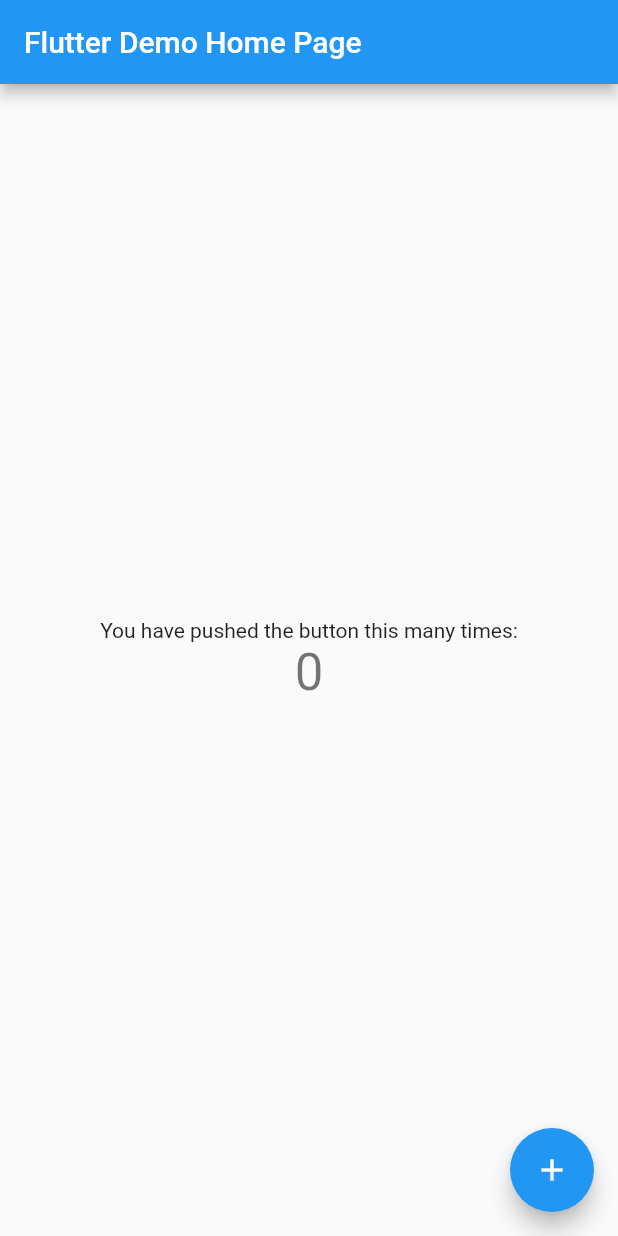
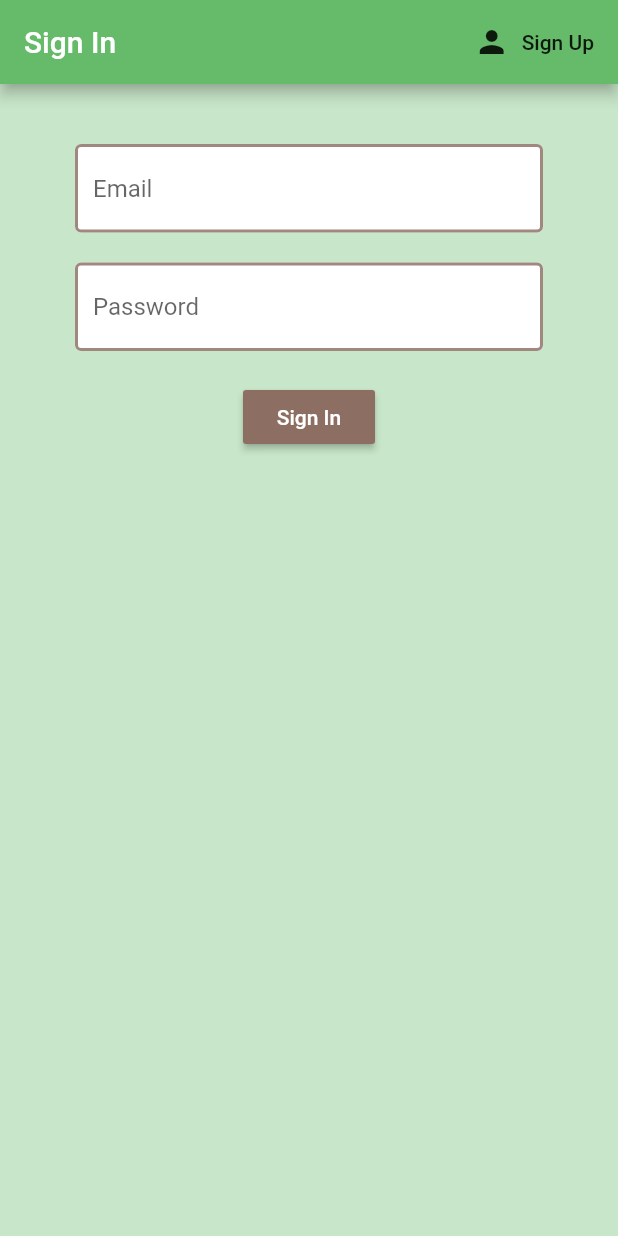
Before and after one commit to pparth27743/Smart-Farming-App, a Flutter app: the screen it shows after launch, on a phone screen of 412 x 824 dp. Run offline on Flutter 3.47's test engine with Material 2 defaults, Android fonts, the phone set to English and light mode, and no system bars; our stand-ins replace firebase_auth, flutter_spinkit; accounts and stored records are empty.

Commit message:
Authentication works properly

```diff
--- a/sfs/lib/main.dart
+++ b/sfs/lib/main.dart
@@ -1,111 +1,18 @@
 import 'package:flutter/material.dart';
+import 'package:provider/provider.dart';
+import 'package:sfs/models/user.dart';
+import 'package:sfs/screens/wrapper.dart';
+import 'package:sfs/services/authService.dart';
 
 void main() => runApp(MyApp());
 
 class MyApp extends StatelessWidget {
-  // This widget is the root of your application.
   @override
   Widget build(BuildContext context) {
     return MaterialApp(
-      title: 'Flutter Demo',
-      theme: ThemeData(
-        // This is the theme of your application.
-        //
-        // Try running your application with "flutter run". You'll see the
-        // application has a blue toolbar. Then, without quitting the app, try
-        // changing the primarySwatch below to Colors.green and then invoke
-        // "hot reload" (press "r" in the console where you ran "flutter run",
-        // or simply save your changes to "hot reload" in a Flutter IDE).
-        // Notice that the counter didn't reset back to zero; the application
-        // is not restarted.
-        primarySwatch: Colors.blue,
-      ),
-      home: MyHomePage(title: 'Flutter Demo Home Page'),
+      debugShowCheckedModeBanner: false,
+      home: StreamProvider<User>.value(
+          value: AuthService().user, child: Wrapper()),
     );
   }
 }
-
-class MyHomePage extends StatefulWidget {
-  MyHomePage({Key key, this.title}) : super(key: key);
-
-  // This widget is the home page of your application. It is stateful, meaning
-  // that it has a State object (defined below) that contains fields that affect
-  // how it looks.
-
-  // This class is the configuration for the state. It holds the values (in this
-  // case the title) provided by the parent (in this case the App widget) and
-  // used by the build method of the State. Fields in a Widget subclass are
-  // always marked "final".
-
-  final String title;
-
-  @override
-  _MyHomePageState createState() => _MyHomePageState();
-}
-
-class _MyHomePageState extends State<MyHomePage> {
-  int _counter = 0;
-
-  void _incrementCounter() {
-    setState(() {
-      // This call to setState tells the Flutter framework that something has
-      // changed in this State, which causes it to rerun the build method below
-      // so that the display can reflect the updated values. If we changed
-      // _counter without calling setState(), then the build method would not be
-      // called again, and so nothing would appear to happen.
-      _counter++;
-    });
-  }
-
-  @override
-  Widget build(BuildContext context) {
-    // This method is rerun every time setState is called, for instance as done
-    // by the _incrementCounter method above.
-    //
-    // The Flutter framework has been optimized to make rerunning build methods
-    // fast, so that you can just rebuild anything that needs updating rather
-    // than having to individually change instances of widgets.
-    return Scaffold(
-      appBar: AppBar(
-        // Here we take the value from the MyHomePage object that was created by
-        // the App.build method, and use it to set our appbar title.
-        title: Text(widget.title),
-      ),
-      body: Center(
-        // Center is a layout widget. It takes a single child and positions it
-        // in the middle of the parent.
-        child: Column(
-          // Column is also a layout widget. It takes a list of children and
-          // arranges them vertically. By default, it sizes itself to fit its
-          // children horizontally, and tries to be as tall as its parent.
-          //
-          // Invoke "debug painting" (press "p" in the console, choose the
-          // "Toggle Debug Paint" action from the Flutter Inspector in Android
-          // Studio, or the "Toggle Debug Paint" command in Visual Studio Code)
-          // to see the wireframe for each widget.
-          //
-          // Column has various properties to control how it sizes itself and
-          // how it positions its children. Here we use mainAxisAlignment to
-          // center the children vertically; the main axis here is the vertical
-          // axis because Columns are vertical (the cross axis would be
-          // horizontal).
-          mainAxisAlignment: MainAxisAlignment.center,
-          children: <Widget>[
-            Text(
-              'You have pushed the button this many times:',
-            ),
-            Text(
-              '$_counter',
-              style: Theme.of(context).textTheme.display1,
-            ),
-          ],
-        ),
-      ),
-      floatingActionButton: FloatingActionButton(
-        onPressed: _incrementCounter,
-        tooltip: 'Increment',
-        child: Icon(Icons.add),
-      ), // This trailing comma makes auto-formatting nicer for build methods.
-    );
-  }
-}
--- /dev/null
+++ b/sfs/lib/models/user.dart
@@ -0,0 +1,11 @@
+class User {
+  final String uid;
+
+  User({this.uid});
+}
+
+class UserData {
+  final String uid;
+
+  UserData({this.uid});
+}
--- /dev/null
+++ b/sfs/lib/screens/authentication/authenticate.dart
@@ -0,0 +1,25 @@
+import 'package:flutter/material.dart';
+import 'package:sfs/screens/authentication/register.dart';
+import 'package:sfs/screens/authentication/signIn.dart';
+
+class Authenticate extends StatefulWidget {
+  @override
+  _AuthenticateState createState() => _AuthenticateState();
+}
+
+class _AuthenticateState extends State<Authenticate> {
+  bool showSignIn = true;
+
+  void toggleView() {
+    setState(() => showSignIn = !showSignIn);
+  }
+
+  @override
+  Widget build(BuildContext context) {
+    if (showSignIn) {
+      return SignIn(toggleView: toggleView);
+    } else {
+      return Register(toggleView: toggleView);
+    }
+  }
+}
--- /dev/null
+++ b/sfs/lib/screens/authentication/signIn.dart
@@ -0,0 +1,104 @@
+import 'package:flutter/material.dart';
+import 'package:sfs/services/authService.dart';
+import 'package:sfs/shared/constant.dart';
+import 'package:sfs/shared/loading.dart';
+
+class SignIn extends StatefulWidget {
+  final Function toggleView;
+
+  SignIn({this.toggleView});
+
+  @override
+  _SignInState createState() => _SignInState();
+}
+
+class _SignInState extends State<SignIn> {
+
+  final AuthService _auth = AuthService();
+  final _formKey = GlobalKey<FormState>();
+  bool loading = false;
+
+  // text field state
+  String email = '';
+  String password = '';
+  String error = '';
+
+  @override
+  Widget build(BuildContext context) {
+    return loading ? Loading() : Scaffold(
+      backgroundColor: Colors.green[100],
+      appBar: AppBar(
+        backgroundColor: Colors.green[400],
+        //  elevation: 0.0,
+        title: Text("Sign In"),
+        actions: <Widget>[
+          FlatButton.icon(
+              icon: Icon(Icons.person),
+              label: Text('Sign Up'),
+              onPressed: () {
+                widget.toggleView();
+              }),
+        ],
+      ),
+      body: Container(
+          padding: EdgeInsets.symmetric(
+            vertical: 20,
+            horizontal: 50,
+          ),
+          child: Form(
+            key: _formKey,
+            child: Column(
+              children: <Widget>[
+                SizedBox(height: 20.0),
+                TextFormField(
+                  decoration: textInputDecoration.copyWith(hintText: 'Email'),
+                  validator: (val) => val.isEmpty ? 'Enter an email' : null,
+                  onChanged: (val) {
+                    setState(() => email = val);
+                  },
+                ),
+                SizedBox(height: 20.0),
+                TextFormField(
+                  decoration:
+                      textInputDecoration.copyWith(hintText: 'Password'),
+                  validator: (val) => val.length < 6
+                      ? 'Enter a passeaord atleast 6 character long'
+                      : null,
+                  obscureText: true,
+                  onChanged: (val) {
+                    setState(() => password = val);
+                  },
+                ),
+                SizedBox(height: 20.0),
+                RaisedButton(
+                  color: Colors.brown[400],
+                  child: Text(
+                    'Sign In',
+                    style: TextStyle(color: Colors.white),
+                  ),
+                  onPressed: () async {
+                    if (_formKey.currentState.validate()) {
+                      setState(() {
+                        loading = true;
+                      });
+                      dynamic result = await _auth.signInWithEmailAndPassword(email, password);
+                      if (result == null) {
+                        setState(() {
+                          error = 'Wrong Email or Password';
+                          loading = false;
+                        });
+                      }
+                    }
+                  },
+                ),
+                SizedBox(height: 12),
+                Text(
+                  error,
+                  style: TextStyle(color: Colors.red, fontSize: 14.0),
+                )
+              ],
+            ),
+          )),
+    );
+  }
+}
--- /dev/null
+++ b/sfs/lib/screens/wrapper.dart
@@ -0,0 +1,19 @@
+import 'package:flutter/cupertino.dart';
+import 'package:provider/provider.dart';
+import 'package:sfs/screens/authentication/authenticate.dart';
+import 'package:sfs/screens/home/home.dart';
+import 'package:sfs/models/user.dart';
+
+
+class Wrapper extends StatelessWidget {
+  @override
+  Widget build(BuildContext context) {
+    final user = Provider.of<User>(context);
+
+    if (user == null) {
+      return Authenticate();
+    } else {
+      return Home();
+    }
+  }
+}
--- /dev/null
+++ b/sfs/lib/services/authService.dart
@@ -0,0 +1,58 @@
+import 'package:firebase_auth/firebase_auth.dart';
+import 'package:sfs/models/user.dart';
+
+class AuthService {
+  final FirebaseAuth _auth = FirebaseAuth.instance;
+
+  // Create user obj based on FirebaseUser
+  User _userFromFirebaseUser(FirebaseUser user) {
+    return user != null ? User(uid: user.uid) : null;
+  }
+
+  // auth change user stream
+  Stream<User> get user {
+    return _auth.onAuthStateChanged.map(_userFromFirebaseUser);
+  }
+
+
+  // Sign in with email
+  Future signInWithEmailAndPassword(String email, String password) async {
+    try {
+      AuthResult result = await _auth.signInWithEmailAndPassword(
+          email: email, password: password);
+      FirebaseUser user = result.user;
+      return _userFromFirebaseUser(user);
+    } catch (e) {
+      print(e.toString());
+      return null;
+    }
+  }
+
+  // register with email
+  Future registerWithEmailAndPassword(String email, String password) async {
+    try {
+      AuthResult result = await _auth.createUserWithEmailAndPassword(
+          email: email, password: password);
+      FirebaseUser user = result.user;
+
+      // create a new document for the uset with the uid
+      // await DatabaseService(uid: user.uid)
+      //     .updateUserData('new crew member', '0', 100);
+
+      return _userFromFirebaseUser(user);
+    } catch (e) {
+      print(e.toString());
+      return null;
+    }
+  }
+
+  //sign out
+  Future signOut() async {
+    try {
+      return await _auth.signOut();
+    } catch (e) {
+      print(e.toString());
+      return null;
+    }
+  }
+}
--- /dev/null
+++ b/sfs/lib/shared/constant.dart
@@ -0,0 +1,12 @@
+import 'package:flutter/material.dart';
+
+final textInputDecoration = InputDecoration(
+  fillColor: Colors.white,
+  filled: true,
+  enabledBorder: OutlineInputBorder(
+    borderSide: BorderSide(color: Colors.brown[300], width: 2.0),
+  ),
+  focusedBorder: OutlineInputBorder(
+    borderSide: BorderSide(color: Colors.pink[300], width: 2.0),
+  ),
+);
--- a/sfs/pubspec.yaml
+++ b/sfs/pubspec.yaml
@@ -49,6 +49,10 @@
   # assets:
   #  - images/a_dot_burr.jpeg
   #  - images/a_dot_ham.jpeg
+  assets:
+    - assets/
+
+
 
   # An image asset can refer to one or more resolution-specific "variants", see
   # https://flutter.dev/assets-and-images/#resolution-aware.
```
Also changed, not shown: sfs/lib/screens/authentication/register.dart (added, +100 -0 lines), sfs/lib/screens/home/home.dart (added, +27 -0 lines), sfs/lib/shared/loading.dart (added, +16 -0 lines), sfs/lib/services/database.dart (added).
